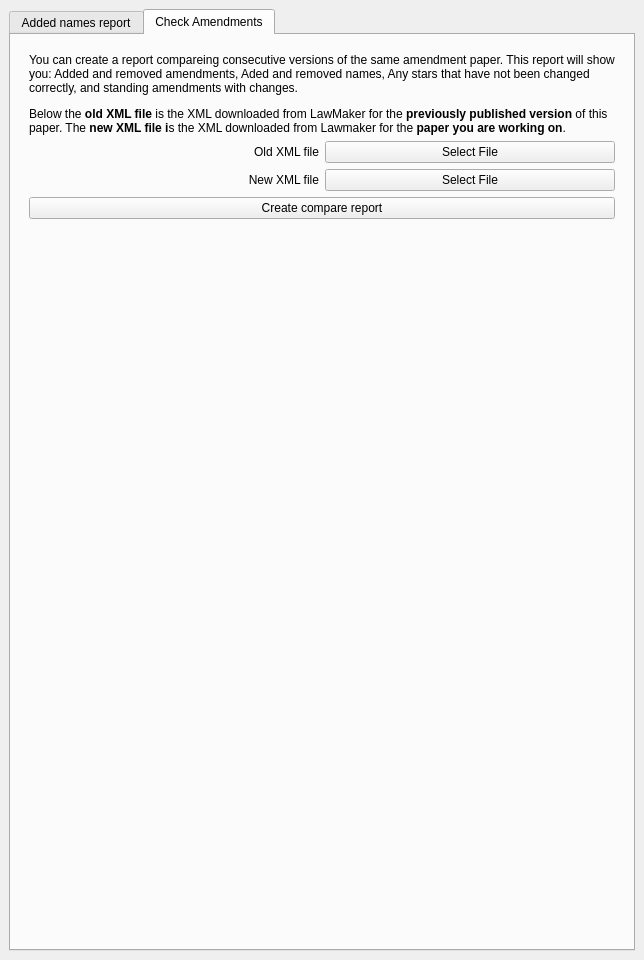
First picture: the form in python/ui/addedNames.ui, repository hoc-ppu/lawchecker, before the edit.
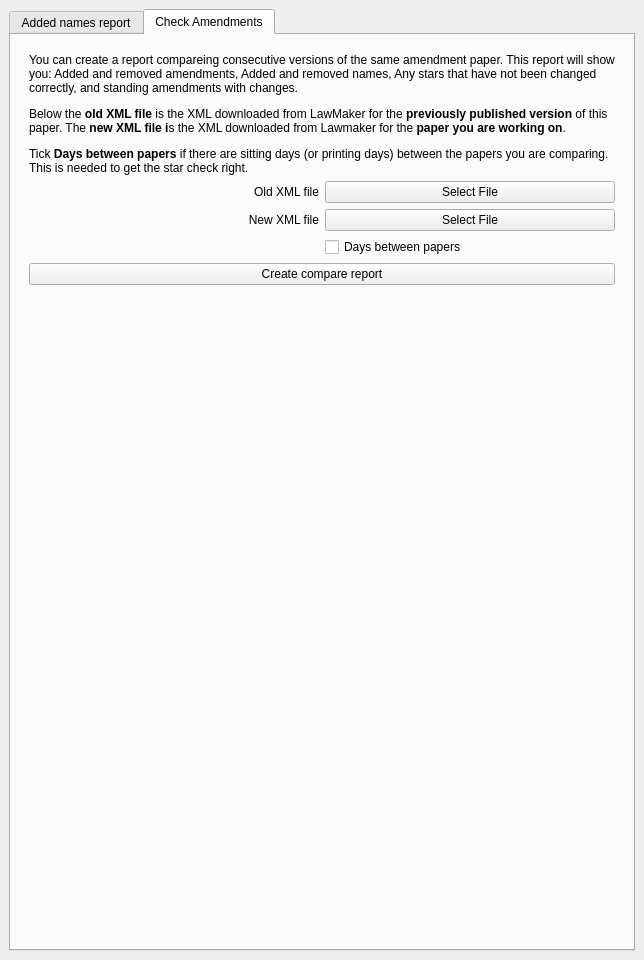
Second picture: the form after the edit. The open tabs and pages were chosen to show the change.

Commit message:
Improve star check
Also add 'days between' option. When there is one or more sitting
or publishing days between the papers being compared, any stars will
be removed. Also fix report HTML.

The edit to the form file:
```diff
--- a/python/ui/addedNames.ui
+++ b/python/ui/addedNames.ui
@@ -258,13 +258,20 @@
              <item row="0" column="0" colspan="2">
               <widget class="QLabel" name="instruction_label_2">
                <property name="text">
-                <string>&lt;html&gt;&lt;head/&gt;&lt;body&gt;&lt;p&gt;You can create a report compareing consecutive versions of the same amendment paper. This report will show you: Added and removed amendments, Aded and removed names, Any stars that have not been changed correctly, and standing amendments with changes.&lt;/p&gt;&lt;p&gt;Below the &lt;span style=&quot; font-weight:700;&quot;&gt;old XML file&lt;/span&gt; is the XML downloaded from LawMaker for the &lt;span style=&quot; font-weight:700;&quot;&gt;previously published version&lt;/span&gt; of this paper. The &lt;span style=&quot; font-weight:700;&quot;&gt;new XML file i&lt;/span&gt;s the XML downloaded from Lawmaker for the &lt;span style=&quot; font-weight:700;&quot;&gt;paper you are working on&lt;/span&gt;.&lt;/p&gt;&lt;/body&gt;&lt;/html&gt;</string>
+                <string>&lt;html&gt;&lt;head/&gt;&lt;body&gt;&lt;p&gt;You can create a report compareing consecutive versions of the same amendment paper. This report will show you: Added and removed amendments, Added and removed names, Any stars that have not been changed correctly, and standing amendments with changes.&lt;/p&gt;&lt;p&gt;Below the &lt;span style=&quot; font-weight:700;&quot;&gt;old XML file&lt;/span&gt; is the XML downloaded from LawMaker for the &lt;span style=&quot; font-weight:700;&quot;&gt;previously published version&lt;/span&gt; of this paper. The &lt;span style=&quot; font-weight:700;&quot;&gt;new XML file i&lt;/span&gt;s the XML downloaded from Lawmaker for the &lt;span style=&quot; font-weight:700;&quot;&gt;paper you are working on&lt;/span&gt;.&lt;/p&gt;&lt;p&gt;Tick &lt;span style=&quot; font-weight:700;&quot;&gt;Days between papers&lt;/span&gt; if there are sitting days (or printing days) between the papers you are comparing. This is needed to get the star check right. &lt;/p&gt;&lt;/body&gt;&lt;/html&gt;</string>
                </property>
                <property name="wordWrap">
                 <bool>true</bool>
                </property>
               </widget>
              </item>
+             <item row="3" column="1">
+              <widget class="QCheckBox" name="days_between_chk">
+               <property name="text">
+                <string>Days between papers</string>
+               </property>
+              </widget>
+             </item>
             </layout>
            </item>
            <item>
```
Left out of the diff: 14 changed lines with no effect on the pictures. The commit also changes 6 other files.
